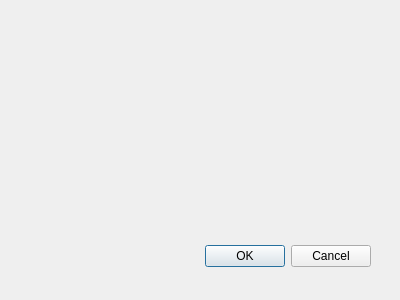
First picture: the form in ngis_openapi_client_dialog_base.ui, repository kartverket/SFKB-QGISAPI-klient, before the edit.
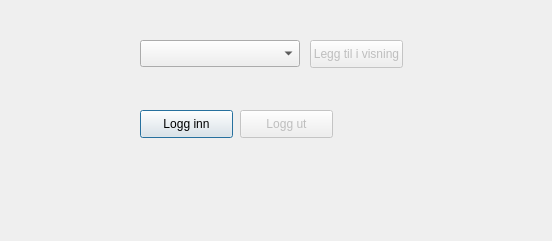
Second picture: the form after the edit. Custom widgets are drawn as their Qt base class.

Diff of the .ui file:
```diff
--- a/ngis_openapi_client_dialog_base.ui
+++ b/ngis_openapi_client_dialog_base.ui
@@ -1,34 +1,117 @@
 <ui version="4.0" >
  <class>NgisOpenApiClientDialogBase</class>
- <widget class="QDialog" name="NgisOpenApiClientDialogBase" >
-  <property name="geometry" >
+ <widget class="QDialog" name="NgisOpenApiClientDialogBase">
+  <property name="geometry">
    <rect>
     <x>0</x>
     <y>0</y>
-    <width>400</width>
-    <height>300</height>
+    <width>552</width>
+    <height>241</height>
    </rect>
   </property>
   <property name="windowTitle" >
    <string>NGIS OpenAPI Client</string>
   </property>
-  <widget class="QDialogButtonBox" name="button_box" >
-   <property name="geometry" >
+  <widget class="QPushButton" name="logInButton">
+   <property name="geometry">
     <rect>
-     <x>30</x>
-     <y>240</y>
-     <width>341</width>
-     <height>32</height>
+     <x>140</x>
+     <y>110</y>
+     <width>93</width>
+     <height>28</height>
     </rect>
    </property>
-   <property name="orientation" >
-    <enum>Qt::Horizontal</enum>
+   <property name="text">
+    <string>Logg inn</string>
    </property>
-   <property name="standardButtons" >
-    <set>QDialogButtonBox::Cancel|QDialogButtonBox::Ok</set>
+  </widget>
+  <widget class="QgsAuthConfigSelect" name="mAuthConfigSelect">
+   <property name="enabled">
+    <bool>true</bool>
+   </property>
+   <property name="geometry">
+    <rect>
+     <x>140</x>
+     <y>80</y>
+     <width>261</width>
+     <height>31</height>
+    </rect>
+   </property>
+  </widget>
+  <widget class="QgsCheckableComboBox" name="mComboBox">
+   <property name="geometry">
+    <rect>
+     <x>140</x>
+     <y>40</y>
+     <width>160</width>
+     <height>27</height>
+    </rect>
+   </property>
+  </widget>
+  <widget class="QPushButton" name="logOutButton">
+   <property name="enabled">
+    <bool>false</bool>
+   </property>
+   <property name="geometry">
+    <rect>
+     <x>240</x>
+     <y>110</y>
+     <width>93</width>
+     <height>28</height>
+    </rect>
+   </property>
+   <property name="text">
+    <string>Logg ut</string>
+   </property>
+  </widget>
+  <widget class="QPushButton" name="addLayerButton">
+   <property name="enabled">
+    <bool>false</bool>
+   </property>
+   <property name="geometry">
+    <rect>
+     <x>310</x>
+     <y>40</y>
+     <width>93</width>
+     <height>28</height>
+    </rect>
+   </property>
+   <property name="text">
+    <string>Legg til i visning</string>
+   </property>
+  </widget>
+  <widget class="QLabel" name="statusLabel">
+   <property name="enabled">
+    <bool>true</bool>
+   </property>
+   <property name="geometry">
+    <rect>
+     <x>140</x>
+     <y>150</y>
+     <width>131</width>
+     <height>16</height>
+    </rect>
+   </property>
+   <property name="text">
+    <string/>
+   </property>
+   <property name="textFormat">
+    <enum>Qt::AutoText</enum>
    </property>
   </widget>
  </widget>
+ <customwidgets>
+  <customwidget>
+   <class>QgsAuthConfigSelect</class>
+   <extends>QWidget</extends>
+   <header>qgsauthconfigselect.h</header>
+  </customwidget>
+  <customwidget>
+   <class>QgsCheckableComboBox</class>
+   <extends>QComboBox</extends>
+   <header>qgscheckablecombobox.h</header>
+  </customwidget>
+ </customwidgets>
  <resources/>
  <connections>
   <connection>
```
Left out of the diff: 40 changed lines with no effect on the pictures.
